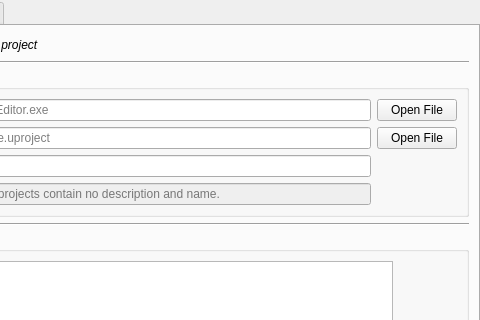
Qt form BatchLightUE4/Views/WindowsSetupView.ui (shenyu0403/BatchBuildLightUE4) before a commit; both pictures show x 182 to 662 and y 0 to 320 of the 662 by 528 pixel window.
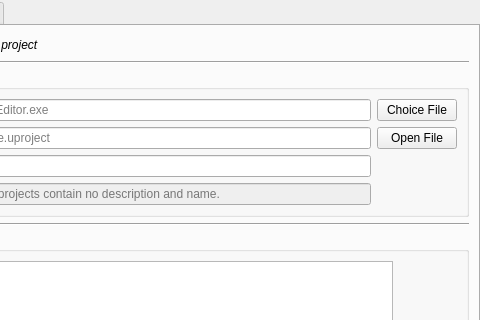
The same form after that commit. Icons and pictures are not drawn.

Commit message: Update Ui with name and icon

The edit to the form file:
```diff
--- a/BatchLightUE4/Views/WindowsSetupView.ui
+++ b/BatchLightUE4/Views/WindowsSetupView.ui
@@ -10,12 +10,6 @@
     <height>528</height>
    </rect>
   </property>
-  <property name="maximumSize">
-   <size>
-    <width>662</width>
-    <height>16777215</height>
-   </size>
-  </property>
   <property name="windowTitle">
    <string>TabWidget</string>
   </property>
@@ -106,7 +100,7 @@
        <item row="0" column="2">
         <widget class="QPushButton" name="pushPathOpenUnreal">
          <property name="text">
-          <string>Open File</string>
+          <string>Choice File</string>
          </property>
         </widget>
        </item>
```
Left out of the diff: 5 changed lines with no effect on the pictures. The commit also changes 3 other files.
